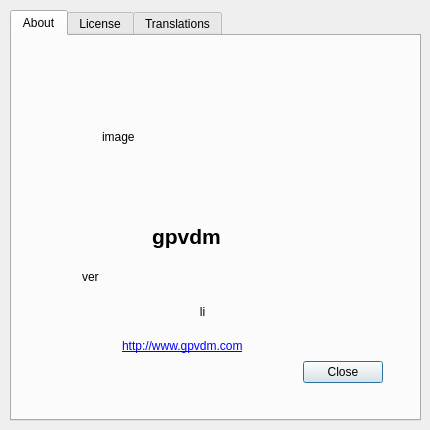
This is ui/about.ui in xj361685640/gpvdm as Qt 5 draws it before an edit. The edited form follows.
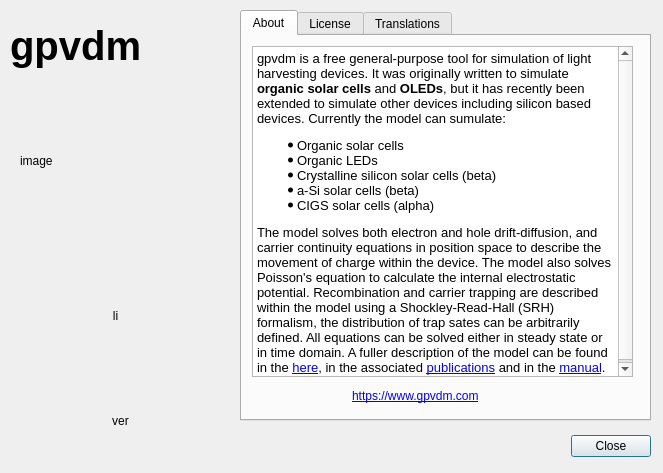
This is the edited form.

```diff
--- a/ui/about.ui
+++ b/ui/about.ui
@@ -6,8 +6,8 @@
    <rect>
     <x>0</x>
     <y>0</y>
-    <width>430</width>
-    <height>430</height>
+    <width>663</width>
+    <height>473</height>
    </rect>
   </property>
   <property name="windowTitle">
@@ -16,7 +16,7 @@
   <widget class="QTabWidget" name="tabWidget">
    <property name="geometry">
     <rect>
-     <x>10</x>
+     <x>240</x>
      <y>10</y>
      <width>411</width>
      <height>411</height>
@@ -29,98 +29,40 @@
     <attribute name="title">
      <string>About</string>
     </attribute>
-    <widget class="QLabel" name="image">
-     <property name="geometry">
-      <rect>
-       <x>90</x>
-       <y>10</y>
-       <width>201</width>
-       <height>181</height>
-      </rect>
-     </property>
-     <property name="text">
-      <string>image</string>
-     </property>
-    </widget>
     <widget class="QLabel" name="web">
      <property name="geometry">
       <rect>
        <x>110</x>
-       <y>300</y>
+       <y>350</y>
        <width>151</width>
        <height>20</height>
       </rect>
      </property>
      <property name="text">
-      <string>&lt;a href=&quot;http://www.gpvdm.com&quot;&gt;http://www.gpvdm.com&lt;/a&gt;</string>
+      <string>&lt;html&gt;&lt;head/&gt;&lt;body&gt;&lt;p&gt;&lt;a href=&quot;http://www.gpvdm.com&quot;&gt;&lt;span style=&quot; text-decoration: underline; color:#0000ff;&quot;&gt;https://www.gpvdm.com&lt;/span&gt;&lt;/a&gt;&lt;/p&gt;&lt;/body&gt;&lt;/html&gt;</string>
      </property>
     </widget>
-    <widget class="QDialogButtonBox" name="buttonBox">
-     <property name="geometry">
-      <rect>
-       <x>30</x>
-       <y>320</y>
-       <width>341</width>
-       <height>32</height>
-      </rect>
-     </property>
-     <property name="orientation">
-      <enum>Qt::Horizontal</enum>
-     </property>
-     <property name="standardButtons">
-      <set>QDialogButtonBox::Close</set>
-     </property>
-    </widget>
-    <widget class="QLabel" name="ver">
-     <property name="geometry">
-      <rect>
-       <x>70</x>
-       <y>230</y>
-       <width>301</width>
-       <height>21</height>
-      </rect>
-     </property>
-     <property name="text">
-      <string>ver</string>
-     </property>
-    </widget>
-    <widget class="QLabel" name="label">
-     <property name="geometry">
-      <rect>
-       <x>140</x>
-       <y>180</y>
-       <width>121</width>
-       <height>41</height>
-      </rect>
-     </property>
-     <property name="font">
-      <font>
-       <pointsize>16</pointsize>
-       <weight>75</weight>
-       <bold>true</bold>
-      </font>
-     </property>
-     <property name="text">
-      <string>gpvdm</string>
-     </property>
-    </widget>
-    <widget class="QLabel" name="li">
+    <widget class="QTextBrowser" name="textBrowser">
      <property name="geometry">
       <rect>
        <x>10</x>
-       <y>260</y>
-       <width>361</width>
-       <height>31</height>
+       <y>10</y>
+       <width>381</width>
+       <height>331</height>
       </rect>
      </property>
-     <property name="text">
-      <string>li</string>
-     </property>
-     <property name="alignment">
-      <set>Qt::AlignCenter</set>
-     </property>
-     <property name="wordWrap">
-      <bool>true</bool>
+     <property name="html">
+      <string>&lt;!DOCTYPE HTML PUBLIC &quot;-//W3C//DTD HTML 4.0//EN&quot; &quot;http://www.w3.org/TR/REC-html40/strict.dtd&quot;&gt;
+&lt;html&gt;&lt;head&gt;&lt;meta name=&quot;qrichtext&quot; content=&quot;1&quot; /&gt;&lt;style type=&quot;text/css&quot;&gt;
+p, li { white-space: pre-wrap; }
+&lt;/style&gt;&lt;/head&gt;&lt;body style=&quot; font-family:'Sans'; font-size:10pt; font-weight:400; font-style:normal;&quot;&gt;
+&lt;p style=&quot; margin-top:12px; margin-bottom:12px; margin-left:0px; margin-right:0px; -qt-block-indent:0; text-indent:0px;&quot;&gt;gpvdm is a free general-purpose tool for simulation of light harvesting devices. It was originally written to simulate &lt;span style=&quot; font-weight:600;&quot;&gt;organic solar cells&lt;/span&gt; and &lt;span style=&quot; font-weight:600;&quot;&gt;OLEDs&lt;/span&gt;, but it has recently been extended to simulate other devices including silicon based devices. Currently the model can sumulate: &lt;/p&gt;
+&lt;ul style=&quot;margin-top: 0px; margin-bottom: 0px; margin-left: 0px; margin-right: 0px; -qt-list-indent: 1;&quot;&gt;&lt;li style=&quot; margin-top:12px; margin-bottom:0px; margin-left:0px; margin-right:0px; -qt-block-indent:0; text-indent:0px;&quot;&gt;Organic solar cells &lt;/li&gt;
+&lt;li style=&quot; margin-top:0px; margin-bottom:0px; margin-left:0px; margin-right:0px; -qt-block-indent:0; text-indent:0px;&quot;&gt;Organic LEDs &lt;/li&gt;
+&lt;li style=&quot; margin-top:0px; margin-bottom:0px; margin-left:0px; margin-right:0px; -qt-block-indent:0; text-indent:0px;&quot;&gt;Crystalline silicon solar cells (beta) &lt;/li&gt;
+&lt;li style=&quot; margin-top:0px; margin-bottom:0px; margin-left:0px; margin-right:0px; -qt-block-indent:0; text-indent:0px;&quot;&gt;a-Si solar cells (beta) &lt;/li&gt;
+&lt;li style=&quot; margin-top:0px; margin-bottom:12px; margin-left:0px; margin-right:0px; -qt-block-indent:0; text-indent:0px;&quot;&gt;CIGS solar cells (alpha)&lt;/li&gt;&lt;/ul&gt;
+&lt;p style=&quot; margin-top:0px; margin-bottom:12px; margin-left:0px; margin-right:0px; -qt-block-indent:0; text-indent:0px;&quot;&gt;The model solves both electron and hole drift-diffusion, and carrier continuity equations in position space to describe the movement of charge within the device. The model also solves Poisson's equation to calculate the internal electrostatic potential. Recombination and carrier trapping are described within the model using a Shockley-Read-Hall (SRH) formalism, the distribution of trap sates can be arbitrarily defined. All equations can be solved either in steady state or in time domain. A fuller description of the model can be found in the &lt;a href=&quot;http://gpvdm.com/physical.html&quot;&gt;&lt;span style=&quot; text-decoration: underline; color:#0000ff;&quot;&gt;here&lt;/span&gt;&lt;/a&gt;, in the associated &lt;a href=&quot;http://gpvdm.com/publications.html&quot;&gt;&lt;span style=&quot; text-decoration: underline; color:#0000ff;&quot;&gt;publications&lt;/span&gt;&lt;/a&gt; and in the &lt;a href=&quot;http://gpvdm.com/man.html&quot;&gt;&lt;span style=&quot; text-decoration: underline; color:#0000ff;&quot;&gt;manual&lt;/span&gt;&lt;/a&gt;. &lt;/p&gt;&lt;/body&gt;&lt;/html&gt;</string>
      </property>
     </widget>
    </widget>
@@ -197,6 +139,90 @@
     </widget>
    </widget>
   </widget>
+  <widget class="QLabel" name="image">
+   <property name="geometry">
+    <rect>
+     <x>20</x>
+     <y>70</y>
+     <width>201</width>
+     <height>181</height>
+    </rect>
+   </property>
+   <property name="text">
+    <string>image</string>
+   </property>
+  </widget>
+  <widget class="QLabel" name="label">
+   <property name="geometry">
+    <rect>
+     <x>10</x>
+     <y>20</y>
+     <width>161</width>
+     <height>51</height>
+    </rect>
+   </property>
+   <property name="font">
+    <font>
+     <pointsize>30</pointsize>
+     <weight>75</weight>
+     <bold>true</bold>
+    </font>
+   </property>
+   <property name="text">
+    <string>gpvdm</string>
+   </property>
+  </widget>
+  <widget class="QDialogButtonBox" name="buttonBox">
+   <property name="geometry">
+    <rect>
+     <x>310</x>
+     <y>430</y>
+     <width>341</width>
+     <height>32</height>
+    </rect>
+   </property>
+   <property name="orientation">
+    <enum>Qt::Horizontal</enum>
+   </property>
+   <property name="standardButtons">
+    <set>QDialogButtonBox::Close</set>
+   </property>
+  </widget>
+  <widget class="QLabel" name="ver">
+   <property name="geometry">
+    <rect>
+     <x>40</x>
+     <y>410</y>
+     <width>161</width>
+     <height>21</height>
+    </rect>
+   </property>
+   <property name="text">
+    <string>ver</string>
+   </property>
+   <property name="alignment">
+    <set>Qt::AlignCenter</set>
+   </property>
+  </widget>
+  <widget class="QLabel" name="li">
+   <property name="geometry">
+    <rect>
+     <x>10</x>
+     <y>280</y>
+     <width>211</width>
+     <height>71</height>
+    </rect>
+   </property>
+   <property name="text">
+    <string>li</string>
+   </property>
+   <property name="alignment">
+    <set>Qt::AlignCenter</set>
+   </property>
+   <property name="wordWrap">
+    <bool>true</bool>
+   </property>
+  </widget>
  </widget>
  <resources/>
  <connections>
```
